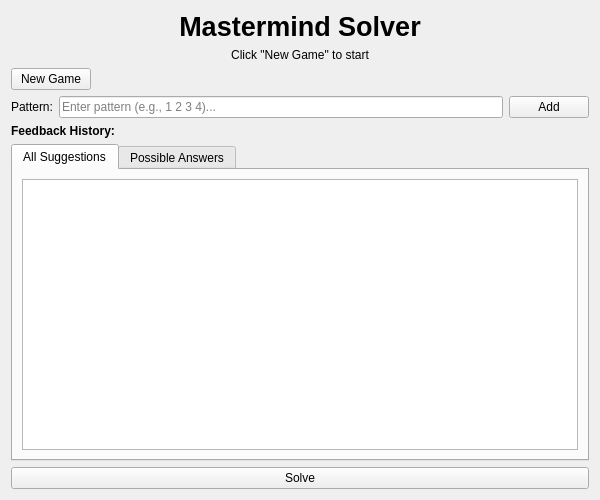
Before: the Qt Designer form src/gui/MastermindWidget.ui in satsinush/word-games, drawn with Qt 5.
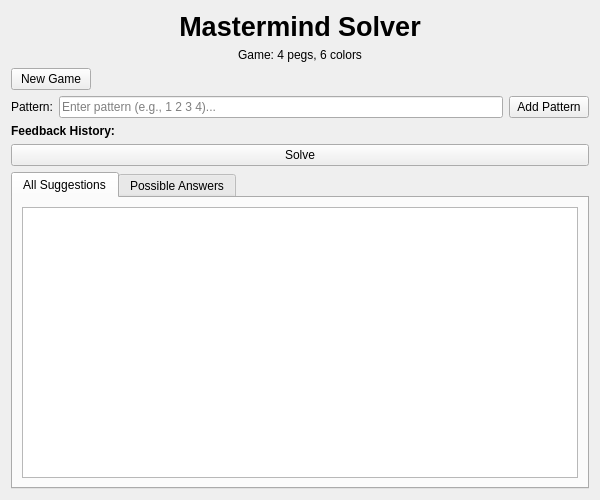
After: the same form once the commit is applied.

The edit to the form file:
```diff
--- a/src/gui/MastermindWidget.ui
+++ b/src/gui/MastermindWidget.ui
@@ -34,7 +34,7 @@
    <item>
     <widget class="QLabel" name="configInfoLabel">
      <property name="text">
-      <string>Click "New Game" to start</string>
+      <string>Game: 4 pegs, 6 colors</string>
      </property>
      <property name="alignment">
       <set>Qt::AlignCenter</set>
@@ -84,7 +84,7 @@
      <item>
       <widget class="QPushButton" name="submitBtn">
        <property name="text">
-        <string>Add</string>
+        <string>Add Pattern</string>
        </property>
       </widget>
      </item>
@@ -103,6 +103,13 @@
      </property>
     </widget>
    </item>
+   <item>
+    <widget class="QPushButton" name="solveBtn">
+     <property name="text">
+      <string>Solve</string>
+     </property>
+    </widget>
+   </item>
    <item>
     <widget class="QTabWidget" name="resultsTabWidget">
      <property name="currentIndex">
@@ -144,13 +151,6 @@
      </widget>
     </widget>
    </item>
-   <item>
-    <widget class="QPushButton" name="solveBtn">
-     <property name="text">
-      <string>Solve</string>
-     </property>
-    </widget>
-   </item>
   </layout>
  </widget>
  <resources/>
```
